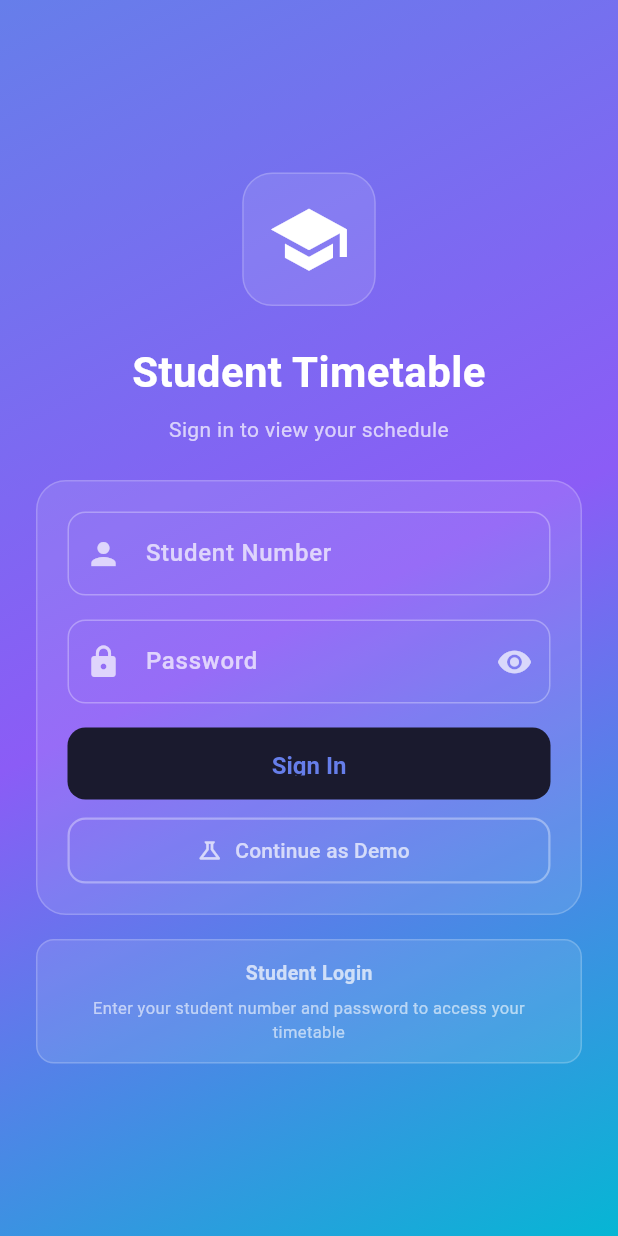
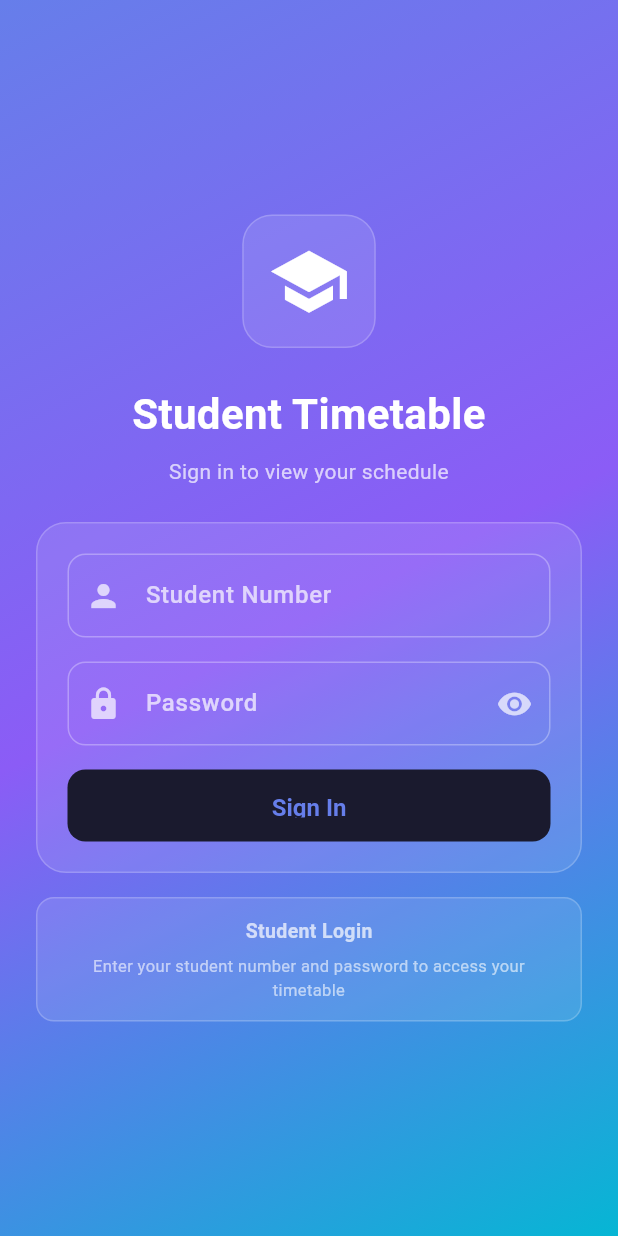
Before and after one commit to ReginalThembaubisi/smart-timetable-system, a Flutter app: the screen it shows after launch, on a phone screen of 412 x 824 dp. Run offline on Flutter 3.47's test engine with Material 3 defaults, Android fonts, the phone set to English and light mode, and no system bars; our stand-ins replace file_picker, flutter_local_notifications, google_generative_ai, share_plus, shared_preferences, shimmer and 1 more; missing offline and left inert: docx_to_text, syncfusion_flutter_pdf.

Commit message:
UI: Remove 'Continue as Demo' button from login screen

```diff
--- a/smart_timetable_application/lib/main.dart
+++ b/smart_timetable_application/lib/main.dart
@@ -96,23 +96,6 @@ class _LoginScreenState extends State<LoginScreen> {
     _studentNumberController.dispose();
     _passwordController.dispose();
     super.dispose();
-  }
-
-  /// Skip backend — go straight to the dashboard with a mock student.
-  void _loginAsDemo() {
-    final demoStudent = Student(
-      studentId: 0,
-      studentNumber: 'DEMO001',
-      fullName: 'Demo Student',
-      email: 'demo@student.ac.za',
-      programme: 'Computer Science',
-      year: '2',
-    );
-    Navigator.of(context).pushReplacement(
-      MaterialPageRoute(
-        builder: (context) => DashboardScreen(student: demoStudent),
-      ),
-    );
   }
 
   Future<void> _login() async {
@@ -440,33 +423,6 @@ class _LoginScreenState extends State<LoginScreen> {
                               ),
                             ),
 
-                            SizedBox(height: isMobile ? 12 : 14),
-
-                            // ── Demo / bypass button ──────────────────────
-                            SizedBox(
-                              width: double.infinity,
-                              height: isMobile ? 44 : 48,
-                              child: OutlinedButton.icon(
-                                onPressed: _loginAsDemo,
-                                icon: const Icon(Icons.science_outlined,
-                                    color: Colors.white70, size: 18),
-                                label: Text(
-                                  'Continue as Demo',
-                                  style: TextStyle(
-                                    fontSize: isMobile ? 14 : 16,
-                                    color: Colors.white70,
-                                    fontWeight: FontWeight.w500,
-                                  ),
-                                ),
-                                style: OutlinedButton.styleFrom(
-                                  side: BorderSide(
-                                      color: Colors.white.withValues(alpha: 0.35),
-                                      width: 1.5),
-                                  shape: RoundedRectangleBorder(
-                                      borderRadius: BorderRadius.circular(12)),
-                                ),
-                              ),
-                            ),
                           ],
                         ),
                       ),
```
